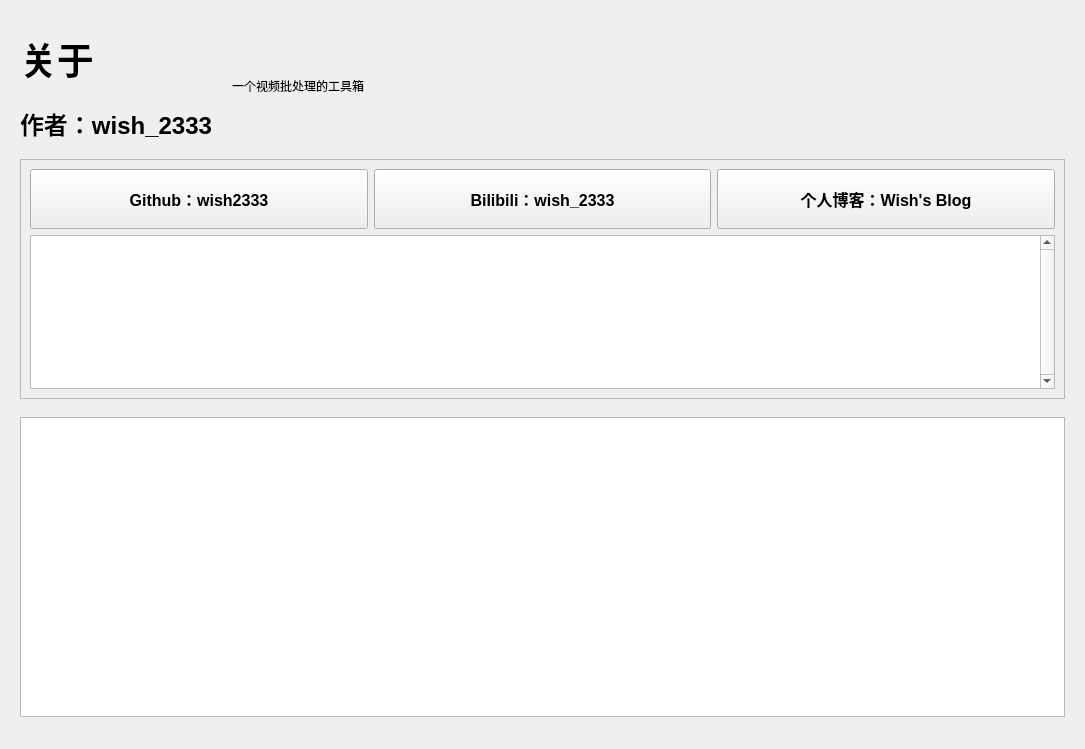
First picture: the form in modules/UI/aboutInterface.ui, repository wish2333/VideoExtractAndConcat, before the edit.
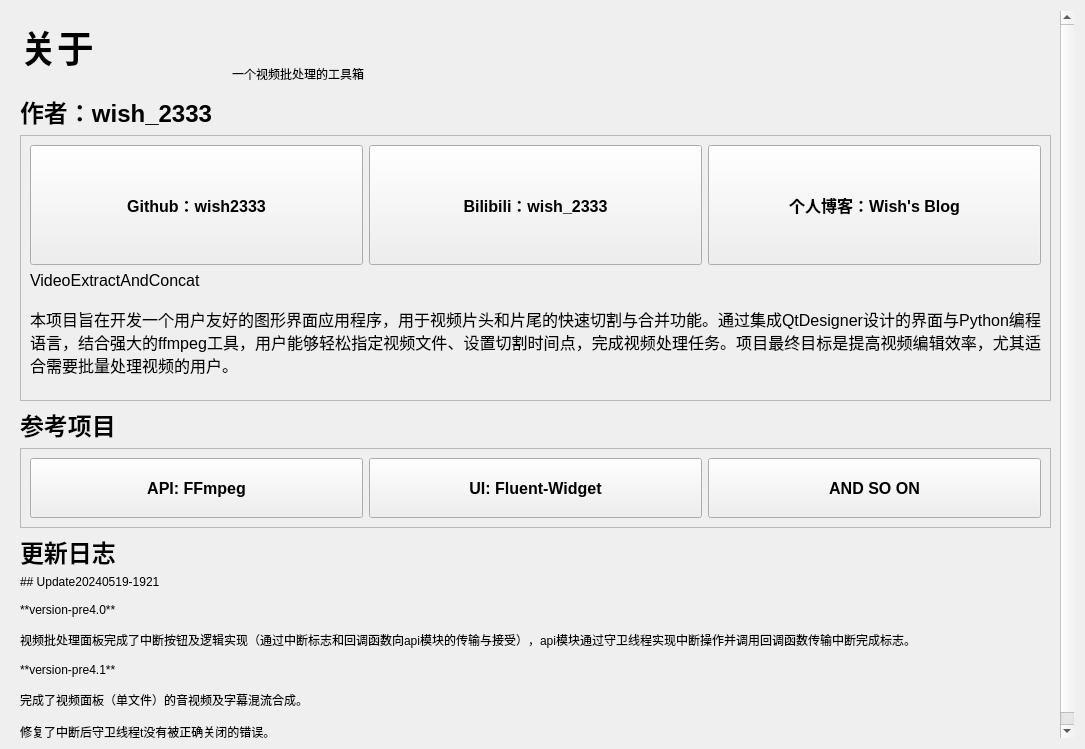
Second picture: the form after the edit. Custom widgets are drawn as their Qt base class.

The edit to the form file:
```diff
--- a/modules/UI/aboutInterface.ui
+++ b/modules/UI/aboutInterface.ui
@@ -42,8 +42,8 @@
        <rect>
         <x>0</x>
         <y>0</y>
-        <width>1067</width>
-        <height>731</height>
+        <width>1050</width>
+        <height>734</height>
        </rect>
       </property>
       <layout class="QVBoxLayout" name="verticalLayout_3">
@@ -165,7 +165,7 @@
          <property name="maximumSize">
           <size>
            <width>16777215</width>
-           <height>240</height>
+           <height>480</height>
           </size>
          </property>
          <property name="frameShape">
@@ -175,31 +175,6 @@
           <enum>QFrame::Shadow::Raised</enum>
          </property>
          <layout class="QGridLayout" name="gridLayout">
-          <item row="0" column="0">
-           <widget class="PushButton" name="AboutIFinputfile">
-            <property name="sizePolicy">
-             <sizepolicy hsizetype="Minimum" vsizetype="Minimum">
-              <horstretch>0</horstretch>
-              <verstretch>0</verstretch>
-             </sizepolicy>
-            </property>
-            <property name="minimumSize">
-             <size>
-              <width>0</width>
-              <height>60</height>
-             </size>
-            </property>
-            <property name="font">
-             <font>
-              <pointsize>12</pointsize>
-              <bold>true</bold>
-             </font>
-            </property>
-            <property name="text">
-             <string>Github：wish2333</string>
-            </property>
-           </widget>
-          </item>
           <item row="0" column="1">
            <widget class="PushButton" name="AboutIFinputclear">
             <property name="sizePolicy">
@@ -211,7 +186,7 @@
             <property name="minimumSize">
              <size>
               <width>0</width>
-              <height>60</height>
+              <height>120</height>
              </size>
             </property>
             <property name="font">
@@ -236,7 +211,7 @@
             <property name="minimumSize">
              <size>
               <width>0</width>
-              <height>60</height>
+              <height>120</height>
              </size>
             </property>
             <property name="font">
@@ -250,77 +225,220 @@
             </property>
            </widget>
           </item>
+          <item row="0" column="0">
+           <widget class="PushButton" name="AboutIFinputfile">
+            <property name="sizePolicy">
+             <sizepolicy hsizetype="Minimum" vsizetype="Minimum">
+              <horstretch>0</horstretch>
+              <verstretch>0</verstretch>
+             </sizepolicy>
+            </property>
+            <property name="minimumSize">
+             <size>
+              <width>0</width>
+              <height>120</height>
+             </size>
+            </property>
+            <property name="font">
+             <font>
+              <pointsize>12</pointsize>
+              <bold>true</bold>
+             </font>
+            </property>
+            <property name="text">
+             <string>Github：wish2333</string>
+            </property>
+           </widget>
+          </item>
           <item row="1" column="0" colspan="3">
-           <widget class="ListWidget" name="AboutIFinputlist">
+           <widget class="QLabel" name="AboutIFlabel">
             <property name="sizePolicy">
-             <sizepolicy hsizetype="Preferred" vsizetype="Preferred">
+             <sizepolicy hsizetype="Preferred" vsizetype="Minimum">
               <horstretch>0</horstretch>
               <verstretch>0</verstretch>
              </sizepolicy>
             </property>
             <property name="minimumSize">
              <size>
-              <width>0</width>
+              <width>720</width>
               <height>120</height>
              </size>
             </property>
-            <property name="maximumSize">
-             <size>
-              <width>16777215</width>
-              <height>200</height>
-             </size>
+            <property name="font">
+             <font>
+              <pointsize>12</pointsize>
+             </font>
             </property>
-            <property name="verticalScrollBarPolicy">
-             <enum>Qt::ScrollBarPolicy::ScrollBarAlwaysOn</enum>
+            <property name="frameShadow">
+             <enum>QFrame::Shadow::Plain</enum>
             </property>
-            <property name="horizontalScrollBarPolicy">
-             <enum>Qt::ScrollBarPolicy::ScrollBarAsNeeded</enum>
+            <property name="lineWidth">
+             <number>1</number>
             </property>
-            <property name="sizeAdjustPolicy">
-             <enum>QAbstractScrollArea::SizeAdjustPolicy::AdjustIgnored</enum>
+            <property name="text">
+             <string>VideoExtractAndConcat
+
+本项目旨在开发一个用户友好的图形界面应用程序，用于视频片头和片尾的快速切割与合并功能。通过集成QtDesigner设计的界面与Python编程语言，结合强大的ffmpeg工具，用户能够轻松指定视频文件、设置切割时间点，完成视频处理任务。项目最终目标是提高视频编辑效率，尤其适合需要批量处理视频的用户。</string>
             </property>
-            <property name="dragEnabled">
+            <property name="textFormat">
+             <enum>Qt::TextFormat::AutoText</enum>
+            </property>
+            <property name="scaledContents">
              <bool>false</bool>
             </property>
+            <property name="alignment">
+             <set>Qt::AlignmentFlag::AlignJustify|Qt::AlignmentFlag::AlignTop</set>
+            </property>
+            <property name="wordWrap">
+             <bool>true</bool>
+            </property>
+            <property name="margin">
+             <number>24</number>
+            </property>
+            <property name="indent">
+             <number>-1</number>
+            </property>
+            <property name="openExternalLinks">
+             <bool>false</bool>
+            </property>
            </widget>
           </item>
          </layout>
         </widget>
        </item>
        <item>
-        <layout class="QHBoxLayout" name="AboutIFbox03"/>
+        <widget class="QLabel" name="AboutIFlabel_2">
+         <property name="font">
+          <font>
+           <pointsize>18</pointsize>
+           <bold>true</bold>
+          </font>
+         </property>
+         <property name="text">
+          <string>参考项目</string>
+         </property>
+        </widget>
        </item>
        <item>
-        <layout class="QHBoxLayout" name="AboutIFbox04"/>
+        <widget class="QFrame" name="AboutIFbox04">
+         <property name="frameShape">
+          <enum>QFrame::Shape::StyledPanel</enum>
+         </property>
+         <property name="frameShadow">
+          <enum>QFrame::Shadow::Raised</enum>
+         </property>
+         <layout class="QHBoxLayout" name="horizontalLayout">
+          <item>
+           <widget class="QPushButton" name="AboutIFrefer1">
+            <property name="sizePolicy">
+             <sizepolicy hsizetype="Minimum" vsizetype="Minimum">
+              <horstretch>0</horstretch>
+              <verstretch>0</verstretch>
+             </sizepolicy>
+            </property>
+            <property name="minimumSize">
+             <size>
+              <width>0</width>
+              <height>60</height>
+             </size>
+            </property>
+            <property name="font">
+             <font>
+              <pointsize>12</pointsize>
+              <bold>true</bold>
+             </font>
+            </property>
+            <property name="text">
+             <string>API: FFmpeg</string>
+            </property>
+           </widget>
+          </item>
+          <item>
+           <widget class="QPushButton" name="AboutIFrefer2">
+            <property name="sizePolicy">
+             <sizepolicy hsizetype="Minimum" vsizetype="Minimum">
+              <horstretch>0</horstretch>
+              <verstretch>0</verstretch>
+             </sizepolicy>
+            </property>
+            <property name="minimumSize">
+             <size>
+              <width>0</width>
+              <height>60</height>
+             </size>
+            </property>
+            <property name="font">
+             <font>
+              <pointsize>12</pointsize>
+              <bold>true</bold>
+             </font>
+            </property>
+            <property name="text">
+             <string>UI: Fluent-Widget</string>
+            </property>
+           </widget>
+          </item>
+          <item>
+           <widget class="QPushButton" name="AboutIFrefer3">
+            <property name="sizePolicy">
+             <sizepolicy hsizetype="Minimum" vsizetype="Minimum">
+              <horstretch>0</horstretch>
+              <verstretch>0</verstretch>
+             </sizepolicy>
+            </property>
+            <property name="minimumSize">
+             <size>
+              <width>0</width>
+              <height>60</height>
+             </size>
+            </property>
+            <property name="font">
+             <font>
+              <pointsize>12</pointsize>
+              <bold>true</bold>
+             </font>
+            </property>
+            <property name="text">
+             <string>AND SO ON</string>
+            </property>
+           </widget>
+          </item>
+         </layout>
+        </widget>
        </item>
        <item>
-        <widget class="PlainTextEdit" name="AboutIFconsole">
-         <property name="sizePolicy">
-          <sizepolicy hsizetype="Preferred" vsizetype="Minimum">
-           <horstretch>0</horstretch>
-           <verstretch>0</verstretch>
-          </sizepolicy>
+        <widget class="QLabel" name="AboutIFlabel_3">
+         <property name="font">
+          <font>
+           <pointsize>18</pointsize>
+           <bold>true</bold>
+          </font>
          </property>
-         <property name="minimumSize">
-          <size>
-           <width>640</width>
-           <height>160</height>
-          </size>
+         <property name="text">
+          <string>更新日志</string>
          </property>
-         <property name="maximumSize">
-          <size>
-           <width>6400</width>
-           <height>300</height>
-          </size>
+        </widget>
+       </item>
+       <item>
+        <widget class="QLabel" name="label">
+         <property name="text">
+          <string>## Update20240519-1921
+
+**version-pre4.0**
+
+视频批处理面板完成了中断按钮及逻辑实现（通过中断标志和回调函数向api模块的传输与接受），api模块通过守卫线程实现中断操作并调用回调函数传输中断完成标志。
+
+**version-pre4.1**
+
+完成了视频面板（单文件）的音视频及字幕混流合成。
+
+修复了中断后守卫线程t没有被正确关闭的错误。</string>
          </property>
-         <property name="undoRedoEnabled">
-          <bool>false</bool>
+         <property name="textFormat">
+          <enum>Qt::TextFormat::MarkdownText</enum>
          </property>
-         <property name="lineWrapMode">
-          <enum>QPlainTextEdit::LineWrapMode::WidgetWidth</enum>
-         </property>
-         <property name="readOnly">
-          <bool>true</bool>
+         <property name="margin">
+          <number>12</number>
          </property>
         </widget>
        </item>
@@ -331,11 +449,6 @@
   </layout>
  </widget>
  <customwidgets>
-  <customwidget>
-   <class>PlainTextEdit</class>
-   <extends>QPlainTextEdit</extends>
-   <header location="global">qfluentwidgets</header>
-  </customwidget>
   <customwidget>
    <class>PushButton</class>
    <extends>QPushButton</extends>
@@ -347,11 +460,6 @@
    <header location="global">qfluentwidgets</header>
    <container>1</container>
   </customwidget>
-  <customwidget>
-   <class>ListWidget</class>
-   <extends>QListWidget</extends>
-   <header location="global">qfluentwidgets</header>
-  </customwidget>
  </customwidgets>
  <resources/>
  <connections/>
```
